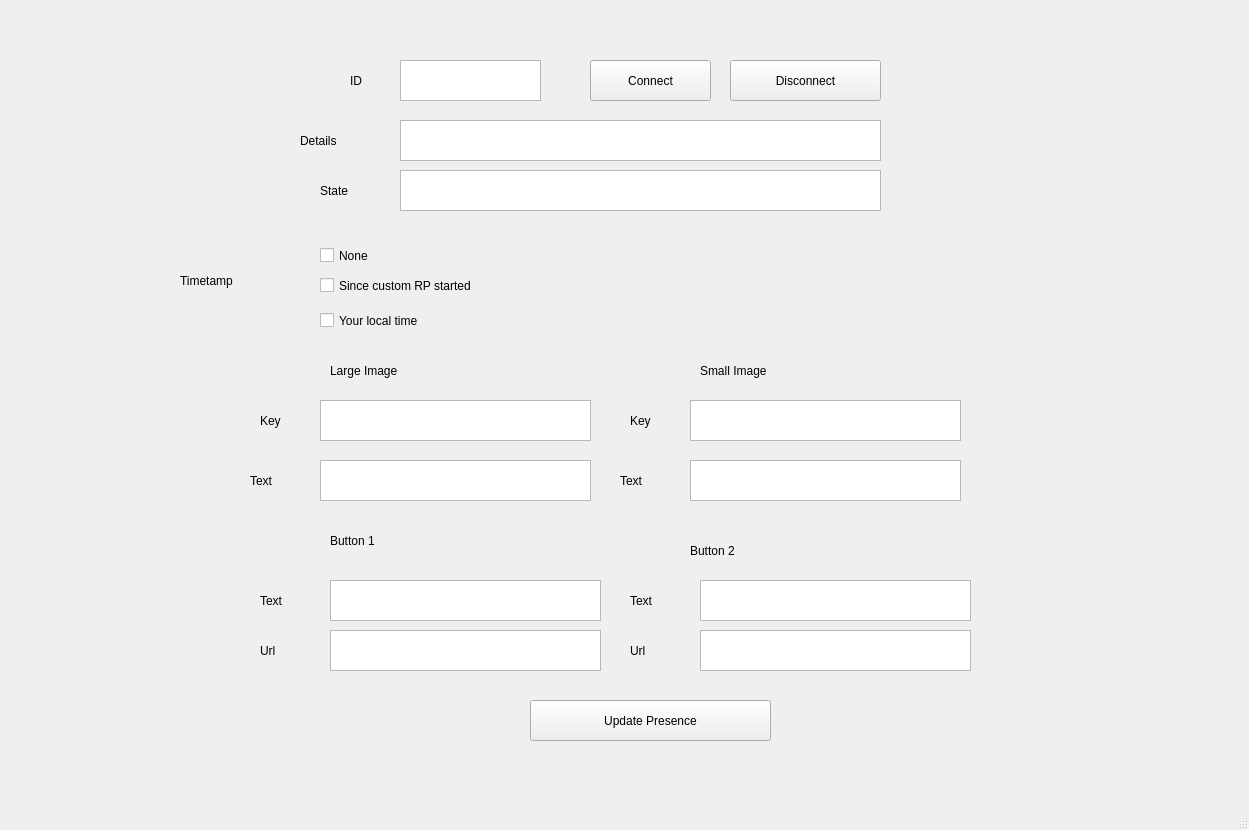
Before: the Qt Designer form src/MainWindow.ui in Cr4zi/Custom-Discord-Rich-Presence, drawn with Qt 5.
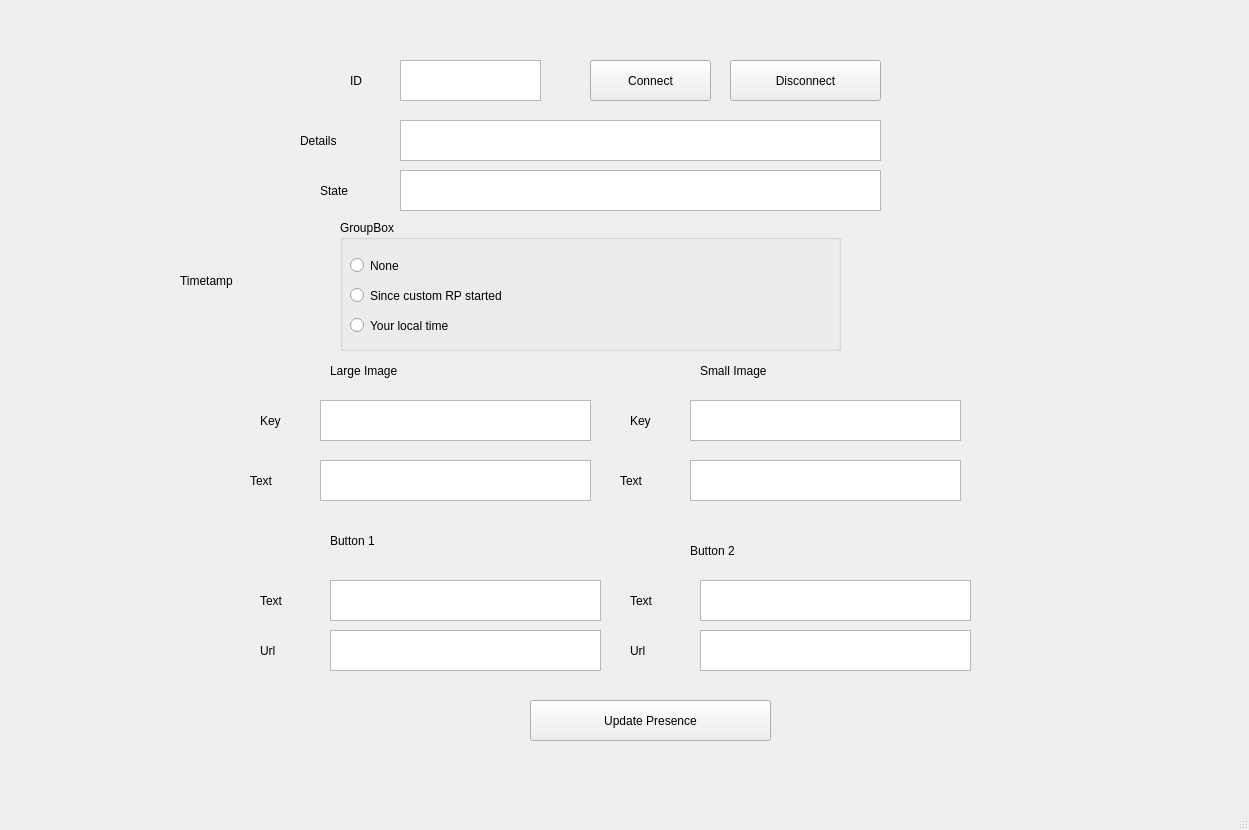
After: the same form once the commit is applied.

Commit message: Changed from checkbox to radio button.

Diff of the .ui file:
```diff
--- a/src/MainWindow.ui
+++ b/src/MainWindow.ui
@@ -141,54 +141,6 @@
      <string>Timetamp</string>
     </property>
    </widget>
-   <widget class="QCheckBox" name="None_checkbox">
-    <property name="geometry">
-     <rect>
-      <x>320</x>
-      <y>240</y>
-      <width>91</width>
-      <height>31</height>
-     </rect>
-    </property>
-    <property name="styleSheet">
-     <string notr="true">font: 22pt &quot;Segoe UI&quot;;</string>
-    </property>
-    <property name="text">
-     <string>None</string>
-    </property>
-   </widget>
-   <widget class="QCheckBox" name="started_checkbox">
-    <property name="geometry">
-     <rect>
-      <x>320</x>
-      <y>270</y>
-      <width>331</width>
-      <height>31</height>
-     </rect>
-    </property>
-    <property name="styleSheet">
-     <string notr="true">font: 22pt &quot;Segoe UI&quot;;</string>
-    </property>
-    <property name="text">
-     <string>Since custom RP started</string>
-    </property>
-   </widget>
-   <widget class="QCheckBox" name="Localtime_checkbox">
-    <property name="geometry">
-     <rect>
-      <x>320</x>
-      <y>300</y>
-      <width>331</width>
-      <height>41</height>
-     </rect>
-    </property>
-    <property name="styleSheet">
-     <string notr="true">font: 22pt &quot;Segoe UI&quot;;</string>
-    </property>
-    <property name="text">
-     <string>Your local time</string>
-    </property>
-   </widget>
    <widget class="QLabel" name="Largeimage_label">
     <property name="geometry">
      <rect>
@@ -477,6 +429,67 @@
      <string>Update Presence</string>
     </property>
    </widget>
+   <widget class="QGroupBox" name="Timestamp">
+    <property name="geometry">
+     <rect>
+      <x>340</x>
+      <y>220</y>
+      <width>501</width>
+      <height>131</height>
+     </rect>
+    </property>
+    <property name="title">
+     <string>GroupBox</string>
+    </property>
+    <widget class="QRadioButton" name="None_checkbox">
+     <property name="geometry">
+      <rect>
+       <x>10</x>
+       <y>30</y>
+       <width>101</width>
+       <height>31</height>
+      </rect>
+     </property>
+     <property name="styleSheet">
+      <string notr="true">font: 22pt &quot;Segoe UI&quot;;</string>
+     </property>
+     <property name="text">
+      <string>None</string>
+     </property>
+    </widget>
+    <widget class="QRadioButton" name="Started_checkbox">
+     <property name="geometry">
+      <rect>
+       <x>10</x>
+       <y>60</y>
+       <width>331</width>
+       <height>31</height>
+      </rect>
+     </property>
+     <property name="styleSheet">
+      <string notr="true">font: 22pt &quot;Segoe UI&quot;;</string>
+     </property>
+     <property name="text">
+      <string>Since custom RP started</string>
+     </property>
+    </widget>
+    <widget class="QRadioButton" name="local_checkbox">
+     <property name="geometry">
+      <rect>
+       <x>10</x>
+       <y>90</y>
+       <width>211</width>
+       <height>31</height>
+      </rect>
+     </property>
+     <property name="styleSheet">
+      <string notr="true">font: 22pt &quot;Segoe UI&quot;;</string>
+     </property>
+     <property name="text">
+      <string>Your local time</string>
+     </property>
+    </widget>
+   </widget>
   </widget>
   <widget class="QMenuBar" name="menubar">
    <property name="geometry">
```
